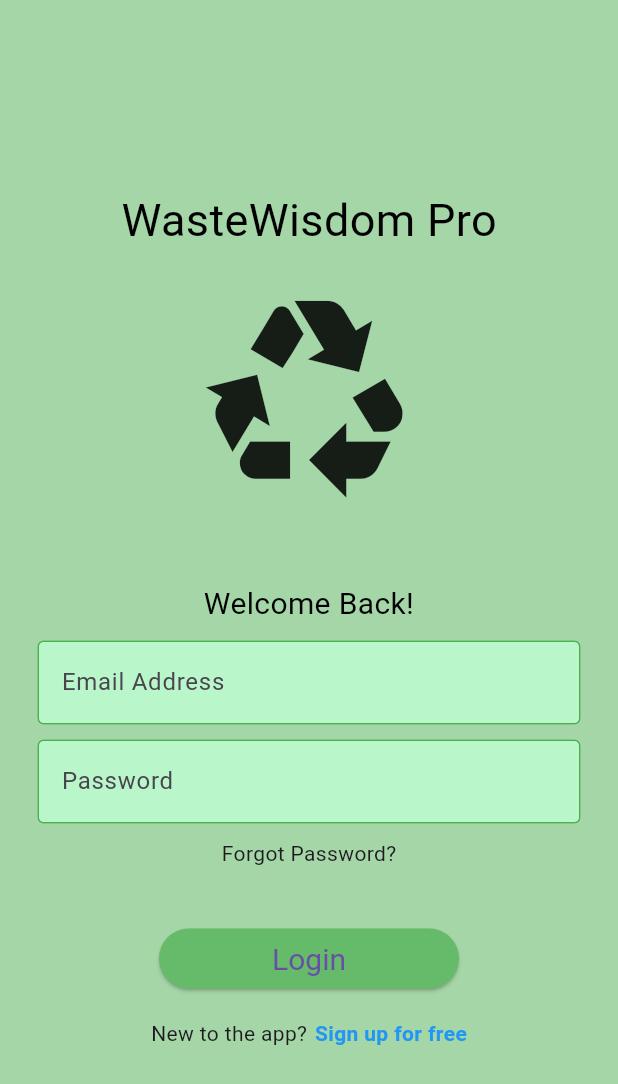
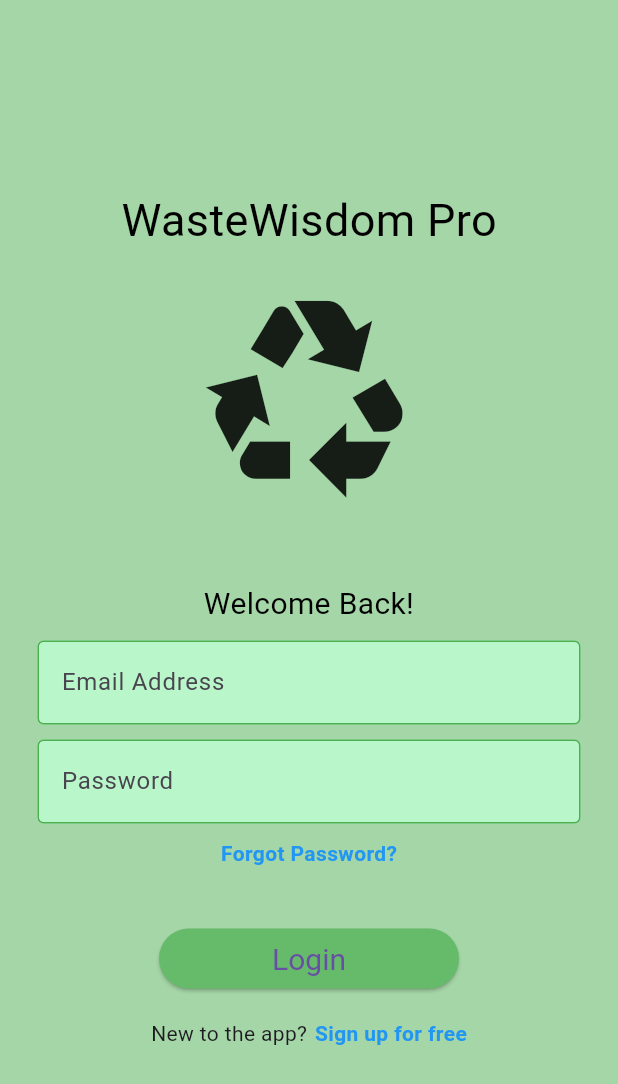
Before and after one commit to avanthaf/sdgp_login, a Flutter app: the screen it shows after launch, after a tap on "Login", on a phone screen of 412 x 824 dp. Shown: the top 1084 px of the screen. Run offline on Flutter 3.47's test engine with Material 3 defaults, Android fonts, the phone set to English and light mode, and no system bars; network calls fail.

Commit message:
Forgot password page creation

```diff
--- /dev/null
+++ b/lib/components/my_gestureDetector.dart
@@ -0,0 +1,23 @@
+import 'package:flutter/material.dart';
+
+class MyGestureDetector extends StatelessWidget {
+  final VoidCallback onTap;
+  final String text;
+
+  const MyGestureDetector({
+    required this.onTap,
+    required this.text,
+    Key? key,
+  }) : super(key: key);
+
+  @override
+  Widget build(BuildContext context) {
+    return GestureDetector(
+      onTap: onTap,
+      child: Text(
+        text,
+        style: TextStyle(color: Colors.blue, fontWeight: FontWeight.bold),
+      ),
+    );
+  }
+}
--- a/lib/login_page.dart
+++ b/lib/login_page.dart
@@ -1,8 +1,10 @@
 import 'package:flutter/cupertino.dart';
 import 'package:flutter/material.dart';
 import 'package:sdgp_login/components/my_button.dart';
+import 'package:sdgp_login/components/my_gestureDetector.dart';
 import 'package:sdgp_login/components/my_sizedbox.dart';
 import 'package:sdgp_login/components/my_textfield.dart';
+import 'package:sdgp_login/pwrest_page.dart';
 import 'package:sdgp_login/signup_page.dart';
 import 'dart:convert';
 import 'package:http/http.dart' as http;
@@ -51,7 +53,15 @@ class LoginPage extends StatelessWidget {
                 obscureText: true,
               ),
               const MySizedBox(BoxHeight: 1),
-              const Text("Forgot Password?"),
+              MyGestureDetector(
+                onTap: () {
+                  Navigator.push(
+                    context,
+                    MaterialPageRoute(builder: (context) => PWRestPage()),
+                  );
+                },
+                text: "Forgot Password?",
+              ),
               const MySizedBox(BoxHeight: 4),
               MyButton(
                 onTap: loginUser,
@@ -63,7 +73,15 @@ class LoginPage extends StatelessWidget {
                 children: [
                   const Text("New to the app?"),
                   const SizedBox(width: 5),
-                  newGesture(context),
+                  MyGestureDetector(
+                    onTap: () {
+                      Navigator.push(
+                        context,
+                        MaterialPageRoute(builder: (context) => SignupPage()),
+                      );
+                    },
+                    text: "Sign up for free",
+                  ),
                 ],
               ),
               const MySizedBox(BoxHeight: 5),
@@ -79,7 +97,7 @@ class LoginPage extends StatelessWidget {
     var response = await http.post(
       url,
       headers: {
-        'Content-Type': 'application/json', // Set the content type here
+        'Content-Type': 'application/json',
       },
       body: jsonEncode({
         'email': emailController.text,
@@ -88,24 +106,9 @@ class LoginPage extends StatelessWidget {
     );
 
     if (response.statusCode == 200) {
-      // Login successful
-      // Navigate to the home page or show a success message
+      print("Login successful");
     } else {
-      // Login failed
-      // Handle the error (e.g., show an error message)
+      print("Login failed");
     }
   }
-
-  GestureDetector newGesture(BuildContext context) {
-    return GestureDetector(
-      onTap: () {
-        Navigator.push(
-            context, MaterialPageRoute(builder: (context) => SignupPage()));
-      },
-      child: const Text(
-        "Sign up for free",
-        style: TextStyle(color: Colors.blue, fontWeight: FontWeight.bold),
-      ),
-    );
-  }
 }
```
Also changed, not shown: lib/pwrest_page.dart (added, +38 -0 lines).
